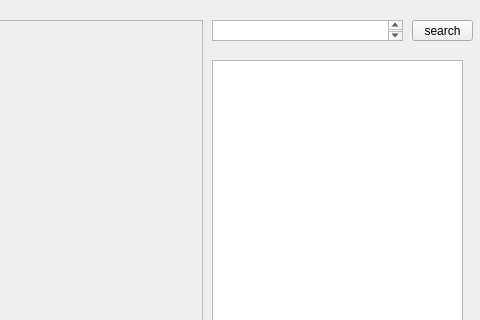
Old version of the form mplayer/player.ui in the repository cls1991/NetEaseCoursesClient; both pictures show x 508 to 988 and y 0 to 320 of the 988 by 644 pixel window.
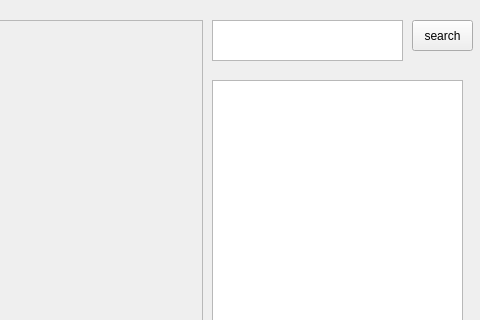
New version of the form.

Commit message: 调节客户端界面

The edit to the form file:
```diff
--- a/mplayer/player.ui
+++ b/mplayer/player.ui
@@ -60,7 +60,7 @@
      <x>920</x>
      <y>20</y>
      <width>61</width>
-     <height>21</height>
+     <height>31</height>
     </rect>
    </property>
    <property name="text">
@@ -71,9 +71,9 @@
    <property name="geometry">
     <rect>
      <x>720</x>
-     <y>60</y>
+     <y>80</y>
      <width>251</width>
-     <height>551</height>
+     <height>531</height>
     </rect>
    </property>
   </widget>
@@ -83,7 +83,7 @@
      <x>720</x>
      <y>20</y>
      <width>191</width>
-     <height>21</height>
+     <height>41</height>
     </rect>
    </property>
   </widget>
```
